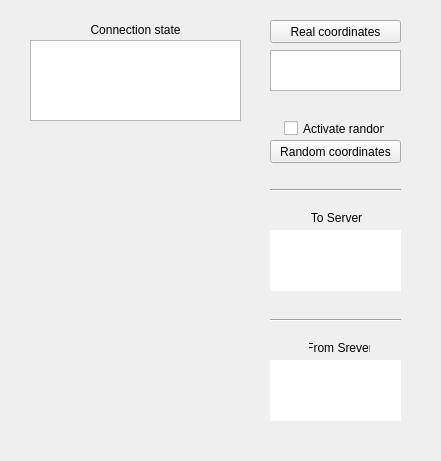
NurbekGithub1/Testing-MLT, file mainwindow.ui: the form before one commit.
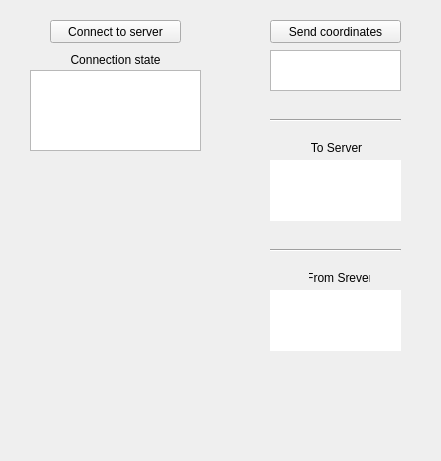
The form after the commit.

Commit message: Trying to connection to server(оказалось я должен быть сервером)

Patch:
```diff
--- a/mainwindow.ui
+++ b/mainwindow.ui
@@ -14,24 +14,11 @@
    <string>MainWindow</string>
   </property>
   <widget class="QWidget" name="centralWidget">
-   <widget class="QPushButton" name="buttonRandomCoordinates">
-    <property name="geometry">
-     <rect>
-      <x>270</x>
-      <y>140</y>
-      <width>131</width>
-      <height>23</height>
-     </rect>
-    </property>
-    <property name="text">
-     <string>Random coordinates</string>
-    </property>
-   </widget>
    <widget class="QLabel" name="label_static2">
     <property name="geometry">
      <rect>
       <x>309</x>
-      <y>340</y>
+      <y>270</y>
       <width>61</width>
       <height>16</height>
      </rect>
@@ -47,7 +34,7 @@
     <property name="geometry">
      <rect>
       <x>306</x>
-      <y>210</y>
+      <y>140</y>
       <width>61</width>
       <height>16</height>
      </rect>
@@ -63,7 +50,7 @@
     <property name="geometry">
      <rect>
       <x>270</x>
-      <y>230</y>
+      <y>160</y>
       <width>131</width>
       <height>61</height>
      </rect>
@@ -79,7 +66,7 @@
     <property name="geometry">
      <rect>
       <x>270</x>
-      <y>360</y>
+      <y>290</y>
       <width>131</width>
       <height>61</height>
      </rect>
@@ -95,7 +82,7 @@
     <property name="geometry">
      <rect>
       <x>270</x>
-      <y>310</y>
+      <y>240</y>
       <width>131</width>
       <height>20</height>
      </rect>
@@ -114,7 +101,7 @@
      </rect>
     </property>
     <property name="text">
-     <string>Real coordinates</string>
+     <string>Send coordinates</string>
     </property>
    </widget>
    <widget class="QTextEdit" name="textEdit">
@@ -127,24 +114,11 @@
      </rect>
     </property>
    </widget>
-   <widget class="QCheckBox" name="checkBox">
-    <property name="geometry">
-     <rect>
-      <x>284</x>
-      <y>120</y>
-      <width>101</width>
-      <height>17</height>
-     </rect>
-    </property>
-    <property name="text">
-     <string>Activate random </string>
-    </property>
-   </widget>
    <widget class="QLabel" name="label_static">
     <property name="geometry">
      <rect>
-      <x>20</x>
-      <y>20</y>
+      <x>0</x>
+      <y>50</y>
       <width>231</width>
       <height>20</height>
      </rect>
@@ -160,7 +134,7 @@
     <property name="geometry">
      <rect>
       <x>270</x>
-      <y>180</y>
+      <y>110</y>
       <width>131</width>
       <height>20</height>
      </rect>
@@ -173,12 +147,25 @@
     <property name="geometry">
      <rect>
       <x>30</x>
-      <y>40</y>
-      <width>211</width>
+      <y>70</y>
+      <width>171</width>
       <height>81</height>
      </rect>
     </property>
    </widget>
+   <widget class="QPushButton" name="buttonConnectToServer">
+    <property name="geometry">
+     <rect>
+      <x>50</x>
+      <y>20</y>
+      <width>131</width>
+      <height>23</height>
+     </rect>
+    </property>
+    <property name="text">
+     <string>Connect to server</string>
+    </property>
+   </widget>
   </widget>
  </widget>
  <layoutdefault spacing="6" margin="11"/>
```
Left out of the diff: 2 changed lines with no effect on the pictures. The commit also changes 8 other files.
